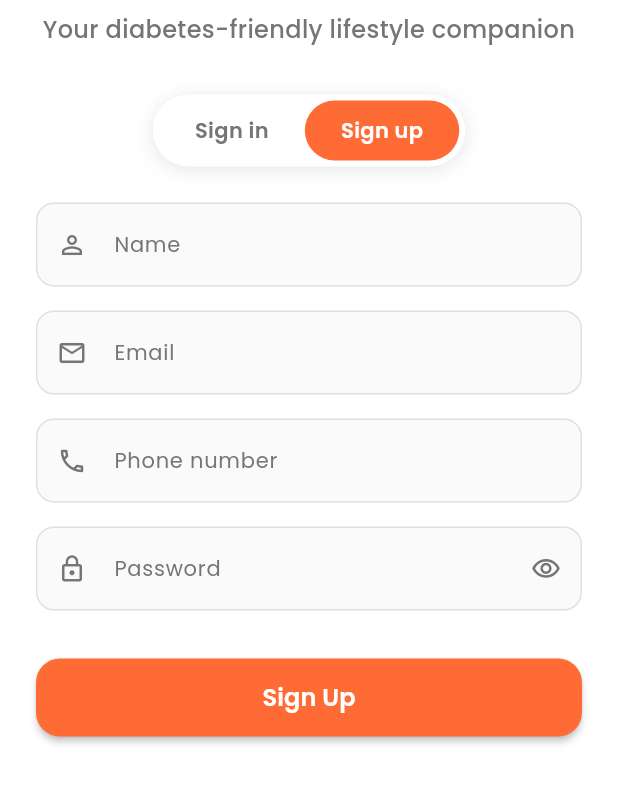
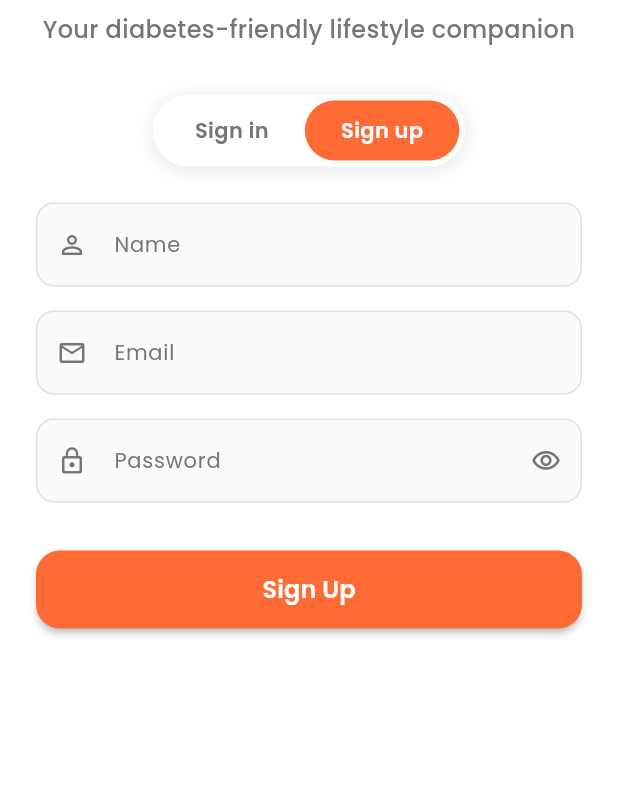
Before and after one commit to abhinavsrinivasan/diabetes-me, a Flutter app: the screen it shows after launch, after a tap on "Sign up", on a phone screen of 412 x 824 dp, the part 408-1213 px from its top. Run offline on Flutter 3.47's test engine with Material 3 defaults, Android fonts, the phone set to English and light mode, and no system bars; our stand-ins replace app_links, flutter_secure_storage, google_fonts, image_picker, shared_preferences, supabase_flutter; missing offline and left inert: mobile_scanner; accounts and stored records are empty.

Commit message:
Remove phone field and add confirmation dialogs
- Remove unused phone number field from signup form
- Add confirmation dialog before logout
- Add confirmation dialog before clearing completed grocery items

```diff
--- a/frontend/lib/features/auth/screens/login_screen.dart
+++ b/frontend/lib/features/auth/screens/login_screen.dart
@@ -15,7 +15,6 @@ class _LoginScreenState extends State<LoginScreen> with TickerProviderStateMixin
   final _emailController = TextEditingController();
   final _passwordController = TextEditingController();
   final _nameController = TextEditingController();
-  final _phoneController = TextEditingController();
 
   bool _isLogin = true;
   bool _loading = false;
@@ -61,7 +60,6 @@ class _LoginScreenState extends State<LoginScreen> with TickerProviderStateMixin
     _emailController.dispose();
     _passwordController.dispose();
     _nameController.dispose();
-    _phoneController.dispose();
     super.dispose();
   }
 
@@ -422,15 +420,6 @@ class _LoginScreenState extends State<LoginScreen> with TickerProviderStateMixin
                               keyboardType: TextInputType.emailAddress,
                             ),
 
-                            if (!_isLogin) ...[
-                              _buildTextField(
-                                controller: _phoneController,
-                                label: 'Phone number',
-                                icon: Icons.phone_outlined,
-                                keyboardType: TextInputType.phone,
-                              ),
-                            ],
-
                             _buildTextField(
                               controller: _passwordController,
                               label: 'Password',
```
Also changed, not shown: frontend/lib/grocery_list_screen.dart (+21 -0 lines), frontend/lib/profilescreen.dart (+24 -3 lines).
